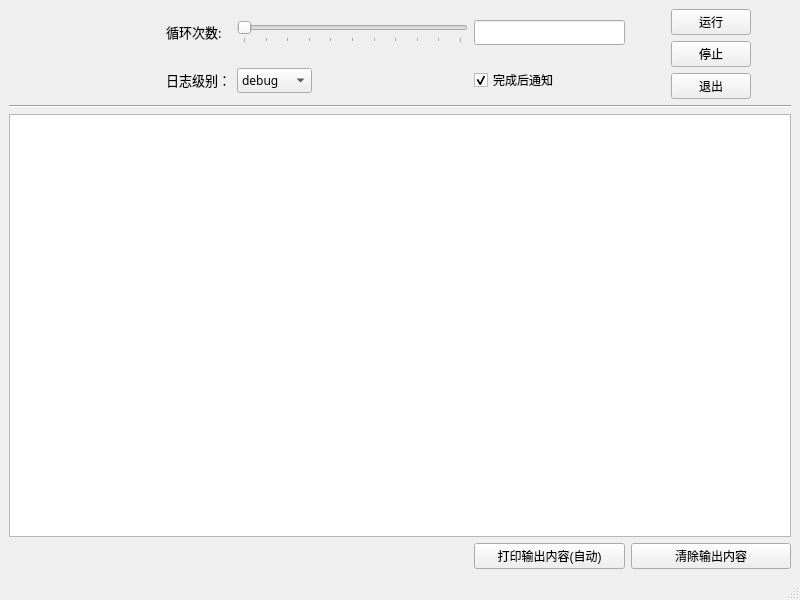
Before: the Qt Designer form qt5design.ui in zch9241/NeteaseCloudMusic, drawn with Qt 5.
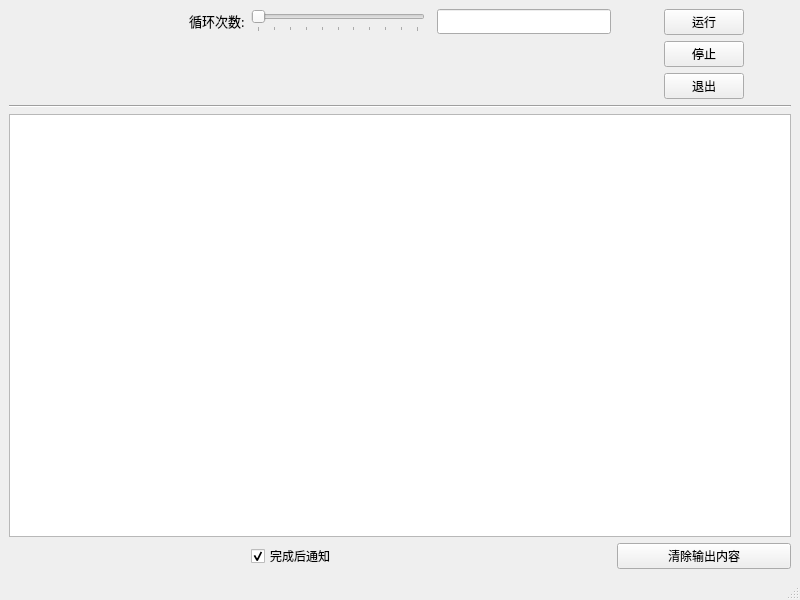
After: the same form once the commit is applied.

Commit message: 完成UI界面设计(多线程实现)

```diff
--- a/qt5design.ui
+++ b/qt5design.ui
@@ -44,76 +44,6 @@
       </property>
      </spacer>
     </item>
-    <item row="0" column="2" colspan="2">
-     <widget class="QSlider" name="horizontalSliderCount">
-      <property name="maximumSize">
-       <size>
-        <width>291</width>
-        <height>22</height>
-       </size>
-      </property>
-      <property name="cursor">
-       <cursorShape>ClosedHandCursor</cursorShape>
-      </property>
-      <property name="autoFillBackground">
-       <bool>false</bool>
-      </property>
-      <property name="maximum">
-       <number>1000</number>
-      </property>
-      <property name="orientation">
-       <enum>Qt::Horizontal</enum>
-      </property>
-      <property name="tickPosition">
-       <enum>QSlider::TicksBelow</enum>
-      </property>
-      <property name="tickInterval">
-       <number>100</number>
-      </property>
-     </widget>
-    </item>
-    <item row="1" column="4">
-     <widget class="QCheckBox" name="checkBoxIfNotify">
-      <property name="font">
-       <font>
-        <family>微软雅黑</family>
-       </font>
-      </property>
-      <property name="cursor">
-       <cursorShape>ArrowCursor</cursorShape>
-      </property>
-      <property name="text">
-       <string>完成后通知</string>
-      </property>
-      <property name="checked">
-       <bool>true</bool>
-      </property>
-     </widget>
-    </item>
-    <item row="1" column="2">
-     <widget class="QComboBox" name="comboBoxLoglevel">
-      <property name="font">
-       <font>
-        <family>微软雅黑</family>
-       </font>
-      </property>
-      <item>
-       <property name="text">
-        <string>debug</string>
-       </property>
-      </item>
-      <item>
-       <property name="text">
-        <string>info</string>
-       </property>
-      </item>
-      <item>
-       <property name="text">
-        <string>warning</string>
-       </property>
-      </item>
-     </widget>
-    </item>
     <item row="0" column="5" rowspan="2">
      <layout class="QGridLayout" name="gridLayout">
       <item row="0" column="0">
@@ -247,18 +177,45 @@
       </item>
      </layout>
     </item>
-    <item row="1" column="0">
-     <spacer name="horizontalSpacer_9">
+    <item row="3" column="0" colspan="6">
+     <widget class="QTextBrowser" name="textBrowserLogger">
+      <property name="enabled">
+       <bool>true</bool>
+      </property>
+      <property name="font">
+       <font>
+        <family>微软雅黑</family>
+       </font>
+      </property>
+      <property name="cursor" stdset="0">
+       <cursorShape>IBeamCursor</cursorShape>
+      </property>
+     </widget>
+    </item>
+    <item row="2" column="0" colspan="6">
+     <widget class="Line" name="line">
       <property name="orientation">
        <enum>Qt::Horizontal</enum>
       </property>
-      <property name="sizeHint" stdset="0">
-       <size>
-        <width>108</width>
-        <height>20</height>
-       </size>
+     </widget>
+    </item>
+    <item row="4" column="2">
+     <widget class="QCheckBox" name="checkBoxIfNotify">
+      <property name="font">
+       <font>
+        <family>微软雅黑</family>
+       </font>
       </property>
-     </spacer>
+      <property name="cursor">
+       <cursorShape>ArrowCursor</cursorShape>
+      </property>
+      <property name="text">
+       <string>完成后通知</string>
+      </property>
+      <property name="checked">
+       <bool>true</bool>
+      </property>
+     </widget>
     </item>
     <item row="0" column="1">
      <widget class="QLabel" name="labelCount">
@@ -278,19 +235,6 @@
       </property>
      </widget>
     </item>
-    <item row="1" column="3">
-     <spacer name="horizontalSpacer_7">
-      <property name="orientation">
-       <enum>Qt::Horizontal</enum>
-      </property>
-      <property name="sizeHint" stdset="0">
-       <size>
-        <width>107</width>
-        <height>20</height>
-       </size>
-      </property>
-     </spacer>
-    </item>
     <item row="0" column="4">
      <widget class="QLineEdit" name="lineEditCount">
       <property name="font">
@@ -312,50 +256,31 @@
       </property>
      </widget>
     </item>
-    <item row="1" column="1">
-     <widget class="QLabel" name="labelLogfilter">
-      <property name="font">
-       <font>
-        <family>微软雅黑</family>
-       </font>
+    <item row="0" column="2">
+     <widget class="QSlider" name="horizontalSliderCount">
+      <property name="maximumSize">
+       <size>
+        <width>291</width>
+        <height>22</height>
+       </size>
       </property>
       <property name="toolTip">
        <string>&lt;html&gt;&lt;head/&gt;&lt;body&gt;&lt;p&gt;更改输出到控制台的日志级别&lt;/p&gt;&lt;/body&gt;&lt;/html&gt;</string>
       </property>
-      <property name="text">
-       <string>&lt;html&gt;&lt;head/&gt;&lt;body&gt;&lt;p&gt;&lt;span style=&quot; font-size:10pt;&quot;&gt;日志级别：&lt;/span&gt;&lt;/p&gt;&lt;/body&gt;&lt;/html&gt;</string>
+      <property name="autoFillBackground">
+       <bool>false</bool>
       </property>
-      <property name="buddy">
-       <cstring>comboBoxLoglevel</cstring>
+      <property name="maximum">
+       <number>1000</number>
       </property>
-     </widget>
-    </item>
-    <item row="3" column="0" colspan="6">
-     <widget class="QTextBrowser" name="textBrowserLogger">
-      <property name="enabled">
-       <bool>true</bool>
-      </property>
-      <property name="font">
-       <font>
-        <family>微软雅黑</family>
-       </font>
-      </property>
-      <property name="cursor" stdset="0">
-       <cursorShape>IBeamCursor</cursorShape>
-      </property>
-     </widget>
-    </item>
-    <item row="2" column="0" colspan="6">
-     <widget class="Line" name="line">
       <property name="orientation">
        <enum>Qt::Horizontal</enum>
       </property>
-     </widget>
-    </item>
-    <item row="4" column="4">
-     <widget class="QPushButton" name="pushButtonPrint">
-      <property name="text">
-       <string>打印输出内容(自动)</string>
+      <property name="tickPosition">
+       <enum>QSlider::TicksBelow</enum>
+      </property>
+      <property name="tickInterval">
+       <number>100</number>
       </property>
      </widget>
     </item>
```
Left out of the diff: 4 changed lines with no effect on the pictures. The commit also changes 18 other files.
